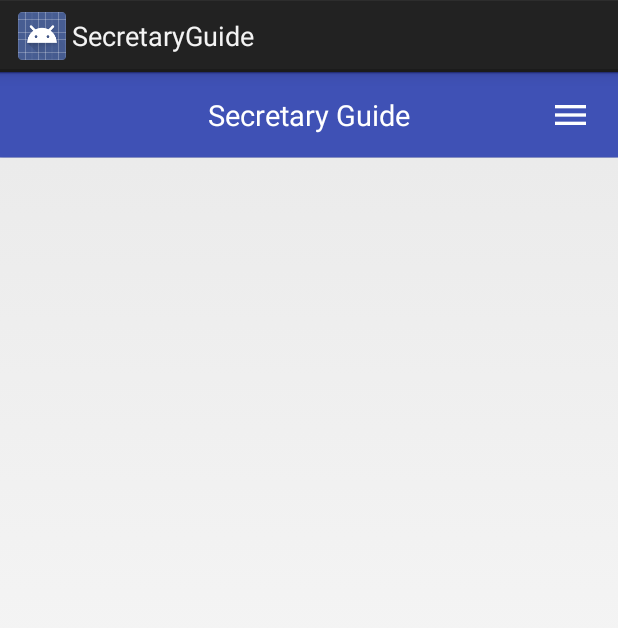
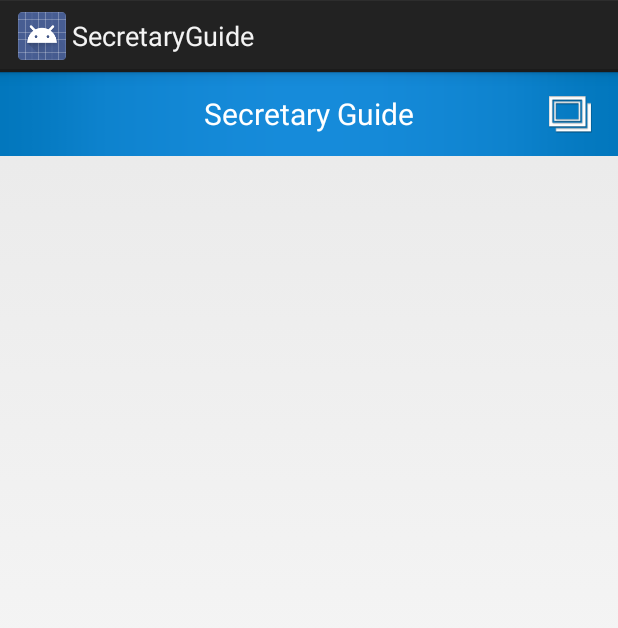
Before and after one commit to werwe/SecretaryGuide, an Android app: the layout actionbar.xml on its own in the app's theme, with its tools: preview values and no code run, on a phone screen of 412 x 824 dp. Shown: the top 628 px of the screen. Run offline under Robolectric (Android 15) with nearby library versions, the light colour scheme and no system bars.

Commit message:
가이드 화면 리소스 교

```diff
--- a/app/src/main/res/layout/actionbar.xml
+++ b/app/src/main/res/layout/actionbar.xml
@@ -22,15 +22,17 @@
         android:shadowColor="#ff000000"
         android:shadowDx="5"
         android:shadowDy="5"
-        android:textSize="19dp" />
+        android:textSize="20dp" />
 
     <ImageButton
         android:id="@+id/right"
-        android:src="@drawable/btn_menu"
+        android:src="@drawable/btn_album"
         style="@android:style/Widget.Holo.Button.Borderless"
         android:layout_width="wrap_content"
         android:layout_height="wrap_content"
         android:layout_alignParentRight="true"
+        android:padding="0dp"
+        android:layout_margin="0dp"
         android:layout_centerVertical="true" />
 
 
--- /dev/null
+++ b/app/src/main/res/values/colors.xml
@@ -0,0 +1,6 @@
+<?xml version="1.0" encoding="utf-8"?>
+<resources>
+
+    <color name="base" >#ff1EAAF2</color>
+    <color name="accent" >#ff1EAAF2</color>
+</resources>
```
Also changed, not shown: app/src/main/java/kr/co/starmark/secretaryguide/GuideActivity.java (+32 -7 lines), app/src/main/res/layout/activity_guide.xml (+5 -5 lines), app/src/main/res/drawable-xxhdpi/bar_00.png, app/src/main/res/drawable-xxhdpi/btn_album.png (added), app/src/main/res/drawable-xxhdpi/main_guide.jpg (deleted), app/src/main/res/drawable-xxhdpi/menu_guide.jpg (deleted), app/src/main/res/drawable-xxhdpi/play_btn.png, app/src/main/res/drawable-xxhdpi/record_icon_small.png (added), app/src/main/res/drawable-xxhdpi/tab_background.png (added), app/src/main/res/drawable-xxhdpi/tab_unselect.jpg (deleted), app/src/main/res/drawable-xxhdpi/title_icon_00.png (added), app/src/main/res/drawable-xxhdpi/title_icon_01.png (added), app/src/main/res/drawable-xxhdpi/title_icon_02.png (added), app/src/main/res/drawable-xxhdpi/title_icon_03.png (added), 1 more files.
